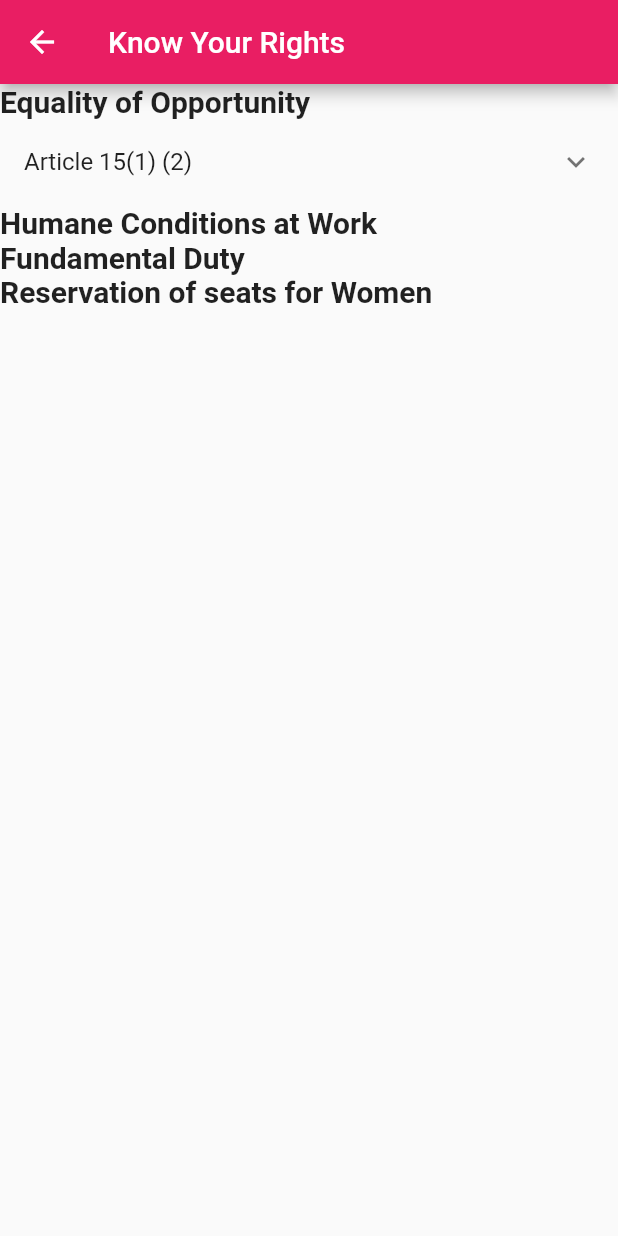
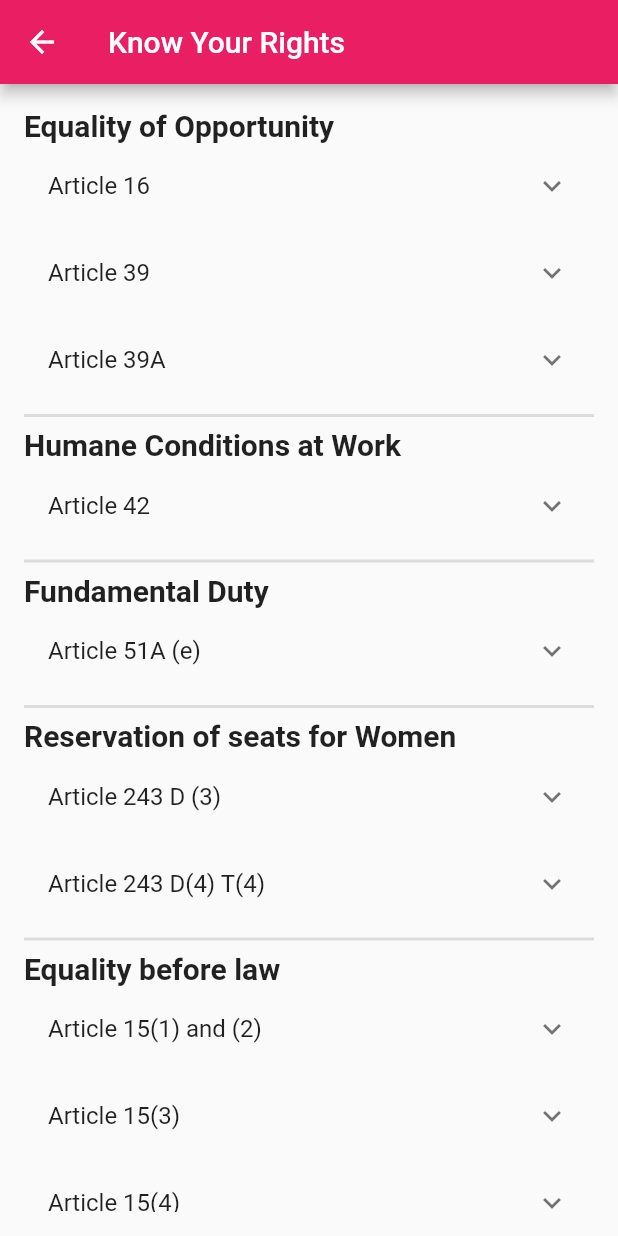
Before and after one commit to AjaiBhalaji/SheCan, a Flutter app: the KnowRightsPage screen opened by its route, on a phone screen of 412 x 824 dp. Run offline on Flutter 3.47's test engine with Material 2 defaults, Android fonts, the phone set to English and light mode, and no system bars; our stand-ins replace cached_network_image, carousel_slider, cloud_firestore, firebase_auth, firebase_core, material_floating_search_bar and 1 more; accounts and stored records are empty; network calls fail.

Commit message:
completed other screens

```diff
--- a/lib/views/others/community.dart
+++ b/lib/views/others/community.dart
@@ -1,4 +1,5 @@
 import 'package:flutter/material.dart';
+import 'package:shecan/widgets/cards/postsCard.dart';
 
 class CommunityPage extends StatefulWidget {
   const CommunityPage({Key? key}) : super(key: key);
@@ -10,6 +11,8 @@ class CommunityPage extends StatefulWidget {
 class _CommunityPageState extends State<CommunityPage> {
   @override
   Widget build(BuildContext context) {
-    return Scaffold();
+    return Scaffold(
+      body: PostCard(),
+    );
   }
 }
--- a/lib/views/others/know_rights.dart
+++ b/lib/views/others/know_rights.dart
@@ -14,28 +14,94 @@ class _KnowRightsPageState extends State<KnowRightsPage> {
       appBar: AppBar(
         title: Text('Know Your Rights'),
       ),
-      body: ListView(
+      body: Padding(
+        padding: const EdgeInsets.all(16.0),
+        child: ListView(
           children: const [
             Text(
               'Equality of Opportunity',
               style: TextStyle(fontSize: 20, fontWeight: FontWeight.bold),
             ),
-
-ExpansionTile(title: Text('Article 15(1) (2)')),
-
+            ExpansionTile(title: Text('Article 16'), children: [
+              Text(
+                  ' provides for equality of opportunity for all citizens in matters relating to employment or appointment to any office under the State.'),
+            ]),
+            ExpansionTile(title: Text('Article 39'), children: [
+              Text(
+                  'requires the State to direct its policy towards securing for men and women equally the right to an adequate means of livelihood [Article 39(a)]:, and equal pay for equal work for both men and women'),
+            ]),
+            ExpansionTile(
+                title: Text('Article 39A'),
+                childrenPadding: EdgeInsets.all(8.0),
+                children: [
+                  Text(
+                      'directs the State to promote justice, on the basis of equal opportunity and to promote free legal aid by suitable legislation or scheme or in any other way to ensure that opportunities for securing justice are not denied to any citizen by reason of economic or other disabilities.'),
+                ]),
+            //2
+            Divider(
+              thickness: 2,
+            ),
             Text(
               'Humane Conditions at Work',
               style: TextStyle(fontSize: 20, fontWeight: FontWeight.bold),
+            ),
+
+            ExpansionTile(title: Text('Article 42'), children: [
+              Text(
+                  'directs the State to make provision for securing justice and humane conditions of work and for maternity relief.'),
+            ]),
+            Divider(
+              thickness: 2,
             ),
             Text(
               'Fundamental Duty',
               style: TextStyle(fontSize: 20, fontWeight: FontWeight.bold),
             ),
+
+            ExpansionTile(title: Text('Article 51A (e)'), children: [
+              Text(
+                  'enjoins upon every citizen to renounce practices derogatory to the dignity of women.'),
+            ]),
+            Divider(
+              thickness: 2,
+            ),
             Text(
               'Reservation of seats for Women',
               style: TextStyle(fontSize: 20, fontWeight: FontWeight.bold),
             ),
+
+            ExpansionTile(title: Text('Article 243 D (3) '), children: [
+              Text(
+                  ' provide for reservation of not less than one third of total number of seats in Panchayats and Municipalities for women to be allotted by rotation to different Constituencies.'),
+            ]),
+
+            ExpansionTile(title: Text('Article 243 D(4) T(4)'), children: [
+              Text(
+                  'provides that not less than one third of the total number of officers of chairperson in the Panchayat and Municipalities at each level to be reserved for women.'),
+            ]),
+
+            //39
+            Divider(
+              thickness: 2,
+            ),
+            Text(
+              'Equality before law',
+              style: TextStyle(fontSize: 20, fontWeight: FontWeight.bold),
+            ),
+            ExpansionTile(title: Text('Article 15(1) and (2)'), children: [
+              Text(
+                  'prohibits the state from discriminating against any citizen only on the basis of any one or more of the aspects such as religion, race, caste, sex, place of birth or any of them.'),
+            ]),
+            ExpansionTile(title: Text('Article 15(3) '), children: [
+              Text(
+                  'makes it possible for the state to create special provisions for protecting the interests of women and children.'),
+            ]),
+            ExpansionTile(title: Text('Article 15(4) '), children: [
+              Text(
+                  'capacitates the State to create special arrangements for promoting interests and welfare of socially and educationally backward classes of society.'),
+            ]),
           ],
+        ),
       ),
     );
   }
--- a/lib/widgets/home/FeaturesCard.dart
+++ b/lib/widgets/home/FeaturesCard.dart
@@ -2,7 +2,7 @@ import 'package:flutter/material.dart';
 
 Widget menuContainer(icon, title, onPressed) {
   return Container(
-    width: 90,
+    width: 110,
     height: 100,
     decoration: BoxDecoration(
       color: Colors.white,
--- a/lib/widgets/learn/lecture_card.dart
+++ b/lib/widgets/learn/lecture_card.dart
@@ -28,8 +28,8 @@ class LectureCard extends StatelessWidget {
               child: Row(
                 mainAxisAlignment: MainAxisAlignment.spaceEvenly,
                 children: [
-                  Text('author'),
-                  Text('date'),
+                  Text('beginner'),
+                  Text('2hrs'),
                 ],
               ),
             ),
```
Also changed, not shown: lib/views/home/HomePage.dart (+2 -5 lines), lib/views/others/learn.dart (+22 -3 lines), lib/widgets/cards/postsCard.dart (added, +133 -0 lines), pubspec.yaml (+11 -1 lines), assets/icon.jpg (added), assets/splash.png (added), pubspec.lock, 22 other files. Lines whose indentation alone changed are shown as unchanged.
